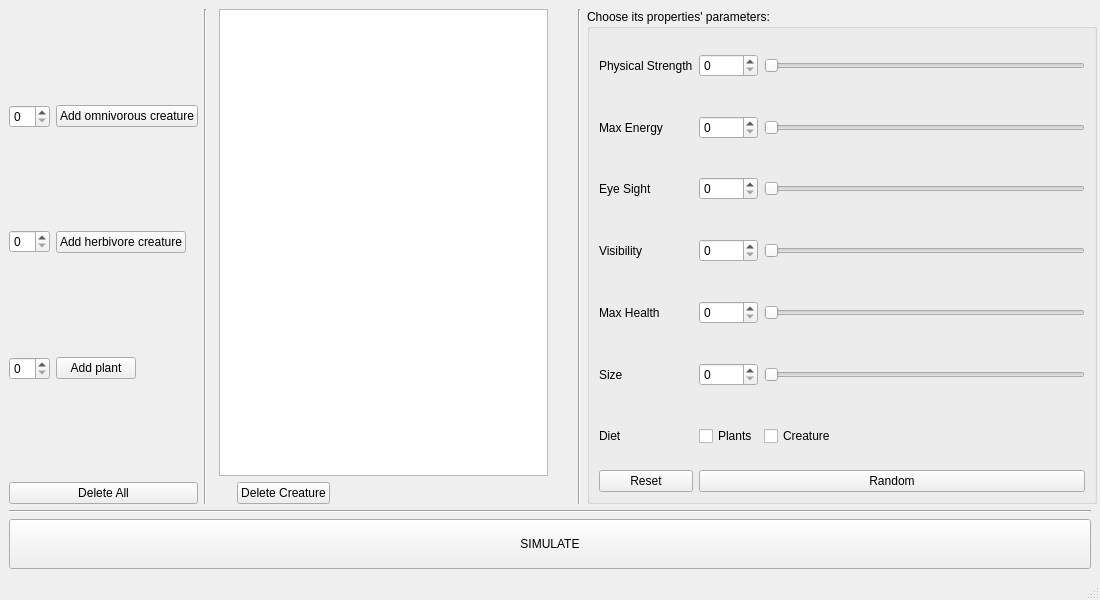
This is Evolution_1/mainwindow.ui in Natali124/Evolution-Simulator as Qt 5 draws it before an edit. The edited form follows.
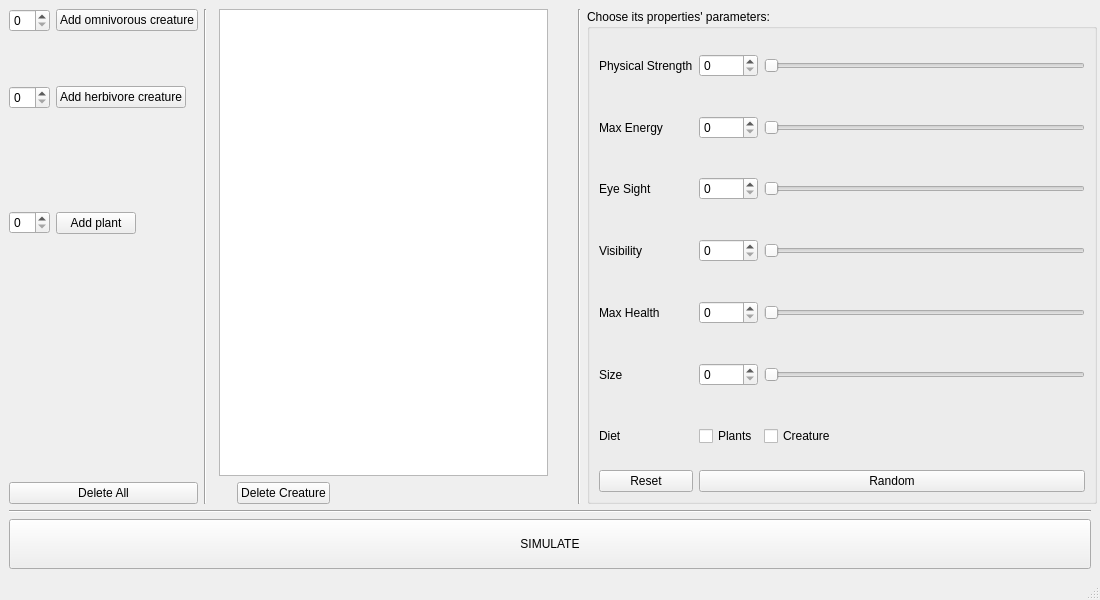
This is the edited form.

Commit message: start but center and works

```diff
--- a/Evolution_1/mainwindow.ui
+++ b/Evolution_1/mainwindow.ui
@@ -479,21 +479,8 @@
       </property>
      </widget>
     </item>
-    <item row="4" column="1">
-     <widget class="QPushButton" name="button_prey">
-      <property name="sizePolicy">
-       <sizepolicy hsizetype="Fixed" vsizetype="Fixed">
-        <horstretch>0</horstretch>
-        <verstretch>0</verstretch>
-       </sizepolicy>
-      </property>
-      <property name="text">
-       <string>Add herbivore creature</string>
-      </property>
-     </widget>
-    </item>
     <item row="4" column="0">
-     <widget class="QSpinBox" name="count_prey">
+     <widget class="QSpinBox" name="count_plant">
       <property name="sizePolicy">
        <sizepolicy hsizetype="Fixed" vsizetype="Fixed">
         <horstretch>0</horstretch>
@@ -502,7 +489,7 @@
       </property>
      </widget>
     </item>
-    <item row="2" column="1">
+    <item row="0" column="1">
      <widget class="QPushButton" name="button_pred">
       <property name="sizePolicy">
        <sizepolicy hsizetype="Fixed" vsizetype="Fixed">
@@ -515,7 +502,7 @@
       </property>
      </widget>
     </item>
-    <item row="2" column="0">
+    <item row="0" column="0">
      <widget class="QSpinBox" name="count_pred">
       <property name="sizePolicy">
        <sizepolicy hsizetype="Fixed" vsizetype="Fixed">
@@ -525,7 +512,30 @@
       </property>
      </widget>
     </item>
-    <item row="6" column="1">
+    <item row="2" column="1">
+     <widget class="QPushButton" name="button_prey">
+      <property name="sizePolicy">
+       <sizepolicy hsizetype="Fixed" vsizetype="Fixed">
+        <horstretch>0</horstretch>
+        <verstretch>0</verstretch>
+       </sizepolicy>
+      </property>
+      <property name="text">
+       <string>Add herbivore creature</string>
+      </property>
+     </widget>
+    </item>
+    <item row="2" column="0">
+     <widget class="QSpinBox" name="count_prey">
+      <property name="sizePolicy">
+       <sizepolicy hsizetype="Fixed" vsizetype="Fixed">
+        <horstretch>0</horstretch>
+        <verstretch>0</verstretch>
+       </sizepolicy>
+      </property>
+     </widget>
+    </item>
+    <item row="4" column="1">
      <widget class="QPushButton" name="button_plant">
       <property name="sizePolicy">
        <sizepolicy hsizetype="Fixed" vsizetype="Fixed">
@@ -538,16 +548,6 @@
       </property>
      </widget>
     </item>
-    <item row="6" column="0">
-     <widget class="QSpinBox" name="count_plant">
-      <property name="sizePolicy">
-       <sizepolicy hsizetype="Fixed" vsizetype="Fixed">
-        <horstretch>0</horstretch>
-        <verstretch>0</verstretch>
-       </sizepolicy>
-      </property>
-     </widget>
-    </item>
    </layout>
    <zorder>line_1</zorder>
    <zorder>line_2</zorder>
```
Left out of the diff: 6 changed lines with no effect on the pictures. The commit also changes 1 other file.
